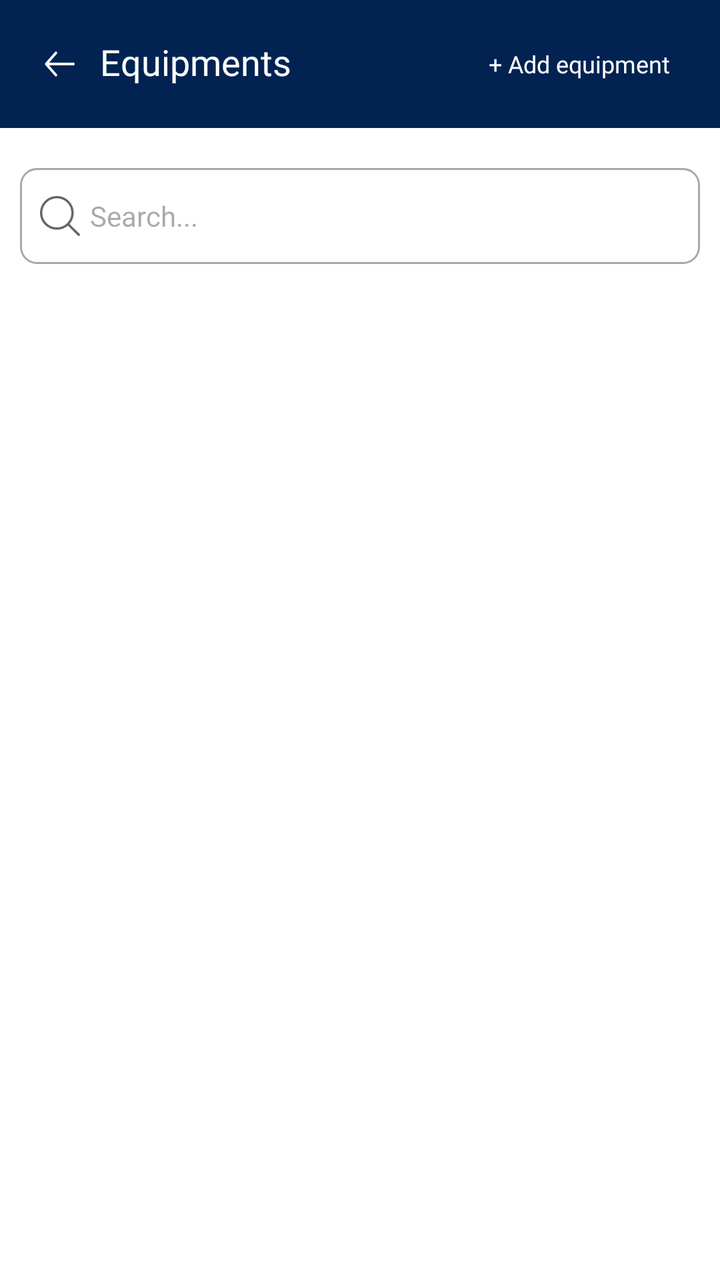
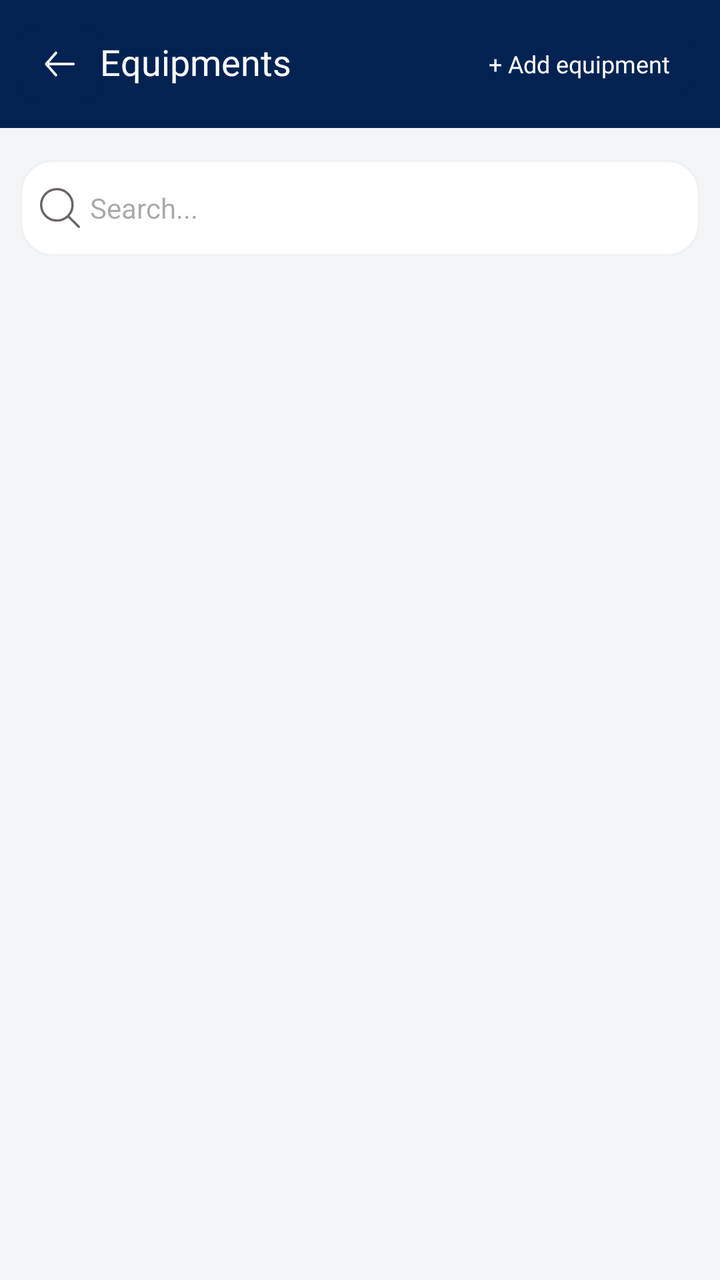

Before-and-after screenshots of an Android layout around one commit, followed by the original layout XML and the change that was made.
<!-- AndroidManifest.xml: application theme Theme.Evergreen -->
<!-- res/layout/activity_equipments_list.xml -->
<?xml version="1.0" encoding="utf-8"?>
<androidx.constraintlayout.widget.ConstraintLayout xmlns:android="http://schemas.android.com/apk/res/android"
    xmlns:app="http://schemas.android.com/apk/res-auto"
    xmlns:tools="http://schemas.android.com/tools"
    android:layout_width="match_parent"
    android:background="@color/black_blue"
    android:fitsSystemWindows="true"
    android:layout_height="match_parent"
    tools:context=".activities.EquipmentsList">
    <androidx.appcompat.widget.Toolbar
        android:id="@+id/toolbar"
        app:contentInsetStart="0dp"
        android:background="@color/black_blue"
        app:layout_constraintTop_toTopOf="parent"
        app:layout_constraintStart_toStartOf="parent"
        app:layout_constraintEnd_toEndOf="parent"
        android:layout_width="match_parent"
        android:layout_height="wrap_content">
        <RelativeLayout
            android:layout_width="match_parent"
            android:layout_height="wrap_content">
        <ImageView
            android:layout_marginStart="@dimen/_10sdp"
            android:layout_centerVertical="true"
            android:id="@+id/back"
            android:src="@drawable/back"
            android:layout_width="@dimen/_40sdp"
            android:layout_height="@dimen/_40sdp"/>
        <TextView
            android:layout_centerVertical="true"
            android:gravity="left|center"
            android:layout_marginLeft="@dimen/_50sdp"
            android:textColor="@color/white"
            android:includeFontPadding="false"
            android:textSize="@dimen/_18ssp"
            android:fontFamily="@font/roboto_medium"
            android:layout_gravity="center"
            android:text="Equipments"
            android:layout_width="wrap_content"
            android:layout_height="wrap_content"/>

        <TextView
            android:layout_centerVertical="true"
            android:layout_alignParentEnd="true"
            android:id="@+id/tv_add_eq"
            android:backgroundTint="@color/black_blue"
            android:textSize="@dimen/_12ssp"
            android:fontFamily="@font/roboto_regular"
            android:textColor="@color/white"
            android:padding="@dimen/_10sdp"
            android:background="@drawable/tooltip_background"
            android:layout_marginEnd="@dimen/_15sdp"
            android:layout_gravity="end"
            android:text="+ Add equipment"
            android:layout_width="wrap_content"
            android:layout_height="wrap_content"/>
        </RelativeLayout>
    </androidx.appcompat.widget.Toolbar>

    <androidx.constraintlayout.widget.ConstraintLayout
        android:layout_width="match_parent"
        android:background="@color/white"
        app:layout_constraintBottom_toBottomOf="parent"
        app:layout_constraintTop_toBottomOf="@+id/toolbar"
        android:layout_height="0dp">
        <EditText
            android:id="@+id/et_search"
            android:drawableStart="@drawable/search"
            android:hint="Search..."
            android:textSize="@dimen/_14ssp"
            android:drawablePadding="@dimen/_5sdp"
            android:paddingHorizontal="@dimen/_10sdp"
            android:elevation="@dimen/_10sdp"
            android:paddingVertical="@dimen/_14sdp"
            android:layout_marginHorizontal="@dimen/_10sdp"
            android:layout_marginTop="@dimen/_20sdp"
            app:layout_constraintTop_toTopOf="parent"
            android:background="@drawable/rectangler_searc_back"
            android:layout_width="match_parent"
            android:layout_height="wrap_content"/>
        <androidx.recyclerview.widget.RecyclerView
            android:layout_width="match_parent"
            android:layout_marginHorizontal="@dimen/_10sdp"
            android:id="@+id/recycler_companies"
            android:layout_marginTop="@dimen/_5sdp"
            app:spanCount="2"
            app:layout_constraintBottom_toBottomOf="parent"
            app:layout_constraintTop_toBottomOf="@+id/et_search"
            app:layoutManager="androidx.recyclerview.widget.GridLayoutManager"
            android:orientation="vertical"
            android:layout_height="0dp"/>

        <LinearLayout
            app:layout_constraintStart_toStartOf="parent"
            app:layout_constraintEnd_toEndOf="parent"
            app:layout_constraintBottom_toBottomOf="parent"
            app:layout_constraintTop_toTopOf="parent"
            android:visibility="gone"
            android:id="@+id/no_data_layout"
            android:layout_gravity="center"
            android:orientation="vertical"
            android:layout_width="wrap_content"
            android:layout_height="wrap_content">
            <com.airbnb.lottie.LottieAnimationView
                android:adjustViewBounds="true"
                android:layout_width="@dimen/_150sdp"
                android:layout_height="@dimen/_150sdp"
                android:id="@+id/animation_view"
                app:lottie_rawRes="@raw/empty"
                app:lottie_autoPlay="true"
                app:lottie_loop="true"/>
            <TextView
                android:textSize="@dimen/_14ssp"
                android:layout_gravity="center_horizontal"
                android:textColor="@color/black_blue1"
                android:layout_marginTop="@dimen/_10sdp"
                android:fontFamily="@font/roboto_medium"
                android:text="No Data Found"
                android:layout_width="wrap_content"
                android:layout_height="wrap_content"/>
        </LinearLayout>

    </androidx.constraintlayout.widget.ConstraintLayout>

</androidx.constraintlayout.widget.ConstraintLayout>
<!-- resources referenced by this layout -->
<resources>
  <color name="black_blue">#022352</color>
  <color name="black_blue1">#4F6B94</color>
  <color name="white">#FFFFFFFF</color>
  <dimen name="_10sdp">10.00dp</dimen>
  <dimen name="_12ssp">12.00sp</dimen>
  <dimen name="_14sdp">14.00dp</dimen>
  <dimen name="_14ssp">14.00sp</dimen>
  <dimen name="_150sdp">150.00dp</dimen>
  <dimen name="_15sdp">15.00dp</dimen>
  <dimen name="_18ssp">18.00sp</dimen>
  <dimen name="_20sdp">20.00dp</dimen>
  <dimen name="_40sdp">40.00dp</dimen>
  <dimen name="_50sdp">50.00dp</dimen>
  <dimen name="_5sdp">5.00dp</dimen>
  <!-- drawable back (drawable) -->
  <vector xmlns:android="http://schemas.android.com/apk/res/android"
      android:width="32dp"
      android:height="32dp"
      android:viewportWidth="32"
      android:viewportHeight="32">
    <path
        android:pathData="M8,0L24,0A8,8 0,0 1,32 8L32,24A8,8 0,0 1,24 32L8,32A8,8 0,0 1,0 24L0,8A8,8 0,0 1,8 0z"
        android:fillColor="@color/black_blue"
        android:fillAlpha="1"/>
    <path
        android:pathData="M14.714,20.839C14.618,20.949 14.496,21 14.374,21C14.252,21 14.13,20.949 14.034,20.839L10.14,16.388C9.953,16.175 9.953,15.823 10.14,15.61L14.034,11.16C14.22,10.947 14.528,10.947 14.714,11.16C14.9,11.372 14.9,11.724 14.714,11.937L11.641,15.449H21.386C21.649,15.449 21.868,15.698 21.868,15.999C21.868,16.299 21.649,16.549 21.386,16.549H11.641L14.714,20.061C14.9,20.274 14.9,20.626 14.714,20.839Z"
        android:fillColor="#FFFFFF"
        android:fillType="evenOdd"/>
  </vector>
  <!-- drawable rectangler_searc_back (drawable) -->
  <?xml version="1.0" encoding="utf-8"?>
  <shape xmlns:android="http://schemas.android.com/apk/res/android">
  
      <corners android:radius="@dimen/_8sdp" />
      <stroke android:color="#A5A9AF" android:width="@dimen/_1sdp"/>
  </shape>
  <!-- drawable search (drawable) -->
  <vector xmlns:android="http://schemas.android.com/apk/res/android"
      android:width="20dp"
      android:height="20dp"
      android:viewportWidth="35"
      android:viewportHeight="35">
    <path
        android:pathData="M24.459,24.487L34,34M28.5,14.75C28.5,22.344 22.344,28.5 14.75,28.5C7.156,28.5 1,22.344 1,14.75C1,7.156 7.156,1 14.75,1C22.344,1 28.5,7.156 28.5,14.75Z"
        android:strokeLineJoin="round"
        android:strokeWidth="2"
        android:fillColor="#00000000"
        android:strokeColor="#676161"
        android:strokeLineCap="round"/>
  </vector>
  <!-- drawable tooltip_background (drawable) -->
  <?xml version="1.0" encoding="utf-8"?>
  <shape xmlns:android="http://schemas.android.com/apk/res/android"
      android:shape="rectangle">
      <solid android:color="@android:color/white" />
      <corners android:radius="10dp" />
  </shape>
  <style name="Theme.Evergreen" parent="Base.Theme.Evergreen" />
  <dimen name="_8sdp">8.00dp</dimen>
  <dimen name="_1sdp">1.00dp</dimen>
  <style name="Base.Theme.Evergreen" parent="Theme.Material3.Light.NoActionBar">
  
  
  
  
  
  
  
          <item name="android:statusBarColor">@color/black_blue</item>
  
  
      </style>
</resources>

<!-- the commit's change to res/layout/activity_equipments_list.xml (unified diff, before → after) -->
@@ -59,7 +59,7 @@
 
     <androidx.constraintlayout.widget.ConstraintLayout
         android:layout_width="match_parent"
-        android:background="@color/white"
+        android:background="@color/home_page_bg"
         app:layout_constraintBottom_toBottomOf="parent"
         app:layout_constraintTop_toBottomOf="@+id/toolbar"
         android:layout_height="0dp">
@@ -70,12 +70,12 @@
             android:textSize="@dimen/_14ssp"
             android:drawablePadding="@dimen/_5sdp"
             android:paddingHorizontal="@dimen/_10sdp"
-            android:elevation="@dimen/_10sdp"
+            android:elevation="0dp"
             android:paddingVertical="@dimen/_14sdp"
             android:layout_marginHorizontal="@dimen/_10sdp"
-            android:layout_marginTop="@dimen/_20sdp"
+            android:layout_marginTop="@dimen/_16sdp"
             app:layout_constraintTop_toTopOf="parent"
-            android:background="@drawable/rectangler_searc_back"
+            android:background="@drawable/bg_search_field"
             android:layout_width="match_parent"
             android:layout_height="wrap_content"/>
         <androidx.recyclerview.widget.RecyclerView
<!-- resource entries referenced after the edit -->
@@ -2,6 +2,7 @@
 <resources>
   <color name="black_blue">#022352</color>
   <color name="black_blue1">#4F6B94</color>
+  <color name="home_page_bg">#F3F5F7</color>
   <color name="white">#FFFFFFFF</color>
   <dimen name="_10sdp">10.00dp</dimen>
   <dimen name="_12ssp">12.00sp</dimen>
@@ -9,8 +10,8 @@
   <dimen name="_14ssp">14.00sp</dimen>
   <dimen name="_150sdp">150.00dp</dimen>
   <dimen name="_15sdp">15.00dp</dimen>
+  <dimen name="_16sdp">16.00dp</dimen>
   <dimen name="_18ssp">18.00sp</dimen>
-  <dimen name="_20sdp">20.00dp</dimen>
   <dimen name="_40sdp">40.00dp</dimen>
   <dimen name="_50sdp">50.00dp</dimen>
   <dimen name="_5sdp">5.00dp</dimen>
@@ -29,12 +30,12 @@
         android:fillColor="#FFFFFF"
         android:fillType="evenOdd"/>
   </vector>
-  <!-- drawable rectangler_searc_back (drawable) -->
+  <!-- drawable bg_search_field (drawable) -->
   <?xml version="1.0" encoding="utf-8"?>
-  <shape xmlns:android="http://schemas.android.com/apk/res/android">
-  
-      <corners android:radius="@dimen/_8sdp" />
-      <stroke android:color="#A5A9AF" android:width="@dimen/_1sdp"/>
+  <shape xmlns:android="http://schemas.android.com/apk/res/android" android:shape="rectangle">
+      <solid android:color="@color/white" />
+      <corners android:radius="16dp" />
+      <stroke android:width="1dp" android:color="@color/home_card_stroke" />
   </shape>
   <!-- drawable search (drawable) -->
   <vector xmlns:android="http://schemas.android.com/apk/res/android"
@@ -58,8 +59,7 @@
       <corners android:radius="10dp" />
   </shape>
   <style name="Theme.Evergreen" parent="Base.Theme.Evergreen" />
-  <dimen name="_8sdp">8.00dp</dimen>
-  <dimen name="_1sdp">1.00dp</dimen>
+  <color name="home_card_stroke">#EEF1F4</color>
   <style name="Base.Theme.Evergreen" parent="Theme.Material3.Light.NoActionBar">
   
   
